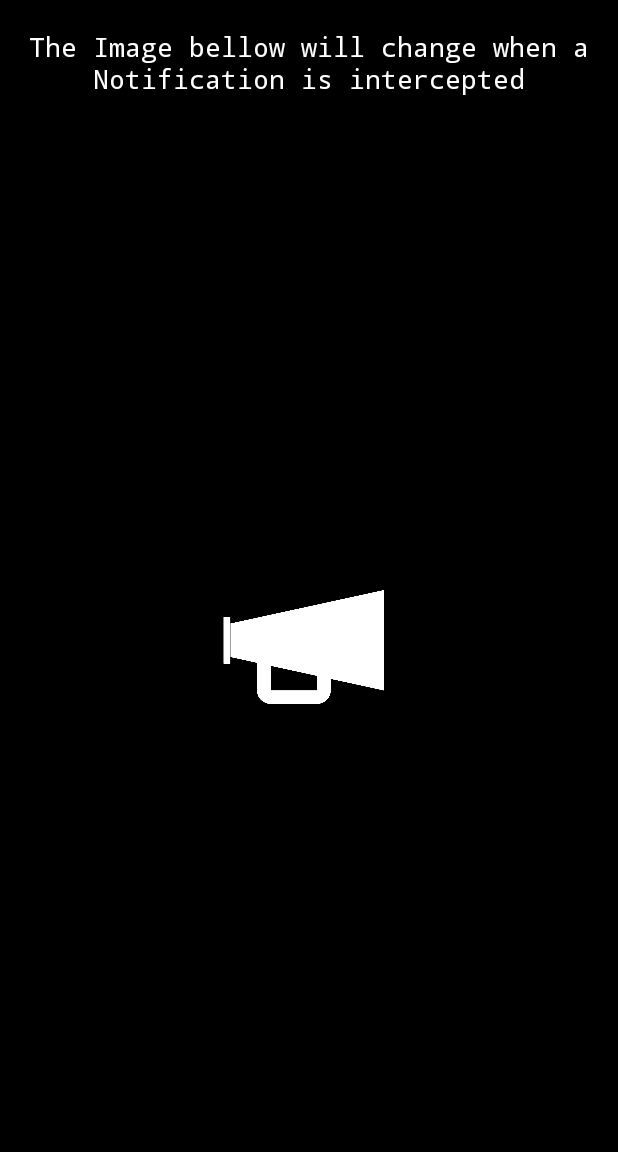
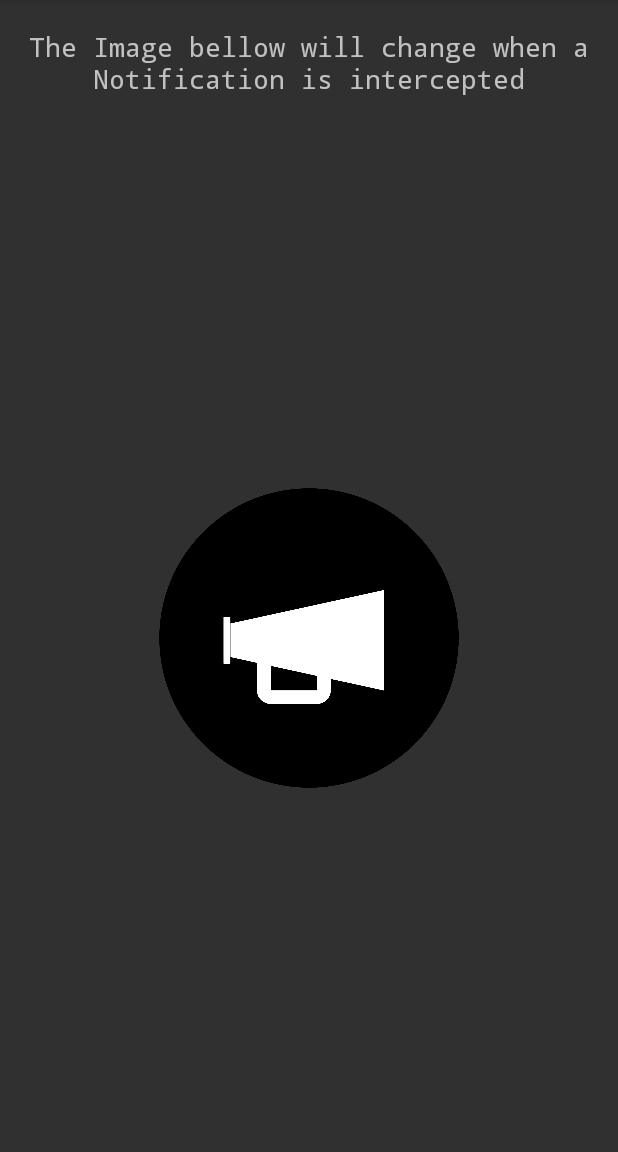
Before and after one commit to Chagall/notification-listener-service-example, an Android app: the screen it shows after launch (MainActivity), on a phone screen of 412 x 824 dp, the part 84-1236 px from its top. Run offline under Robolectric (Android 15) with nearby library versions, the phone set to English and light mode, and no system bars.

Commit message:
Updated stuff...

```diff
--- a/app/src/main/java/com/github/chagall/notificationlistenerexample/MainActivity.java
+++ b/app/src/main/java/com/github/chagall/notificationlistenerexample/MainActivity.java
@@ -2,28 +2,26 @@ package com.github.chagall.notificationlistenerexample;
 
 import android.app.AlertDialog;
 import android.content.BroadcastReceiver;
-import android.content.ComponentName;
 import android.content.Context;
 import android.content.DialogInterface;
 import android.content.Intent;
 import android.content.IntentFilter;
-import android.provider.Settings;
+import android.os.Bundle;
+import android.support.v4.app.NotificationManagerCompat;
 import android.support.v7.app.AppCompatActivity;
-import android.os.Bundle;
-import android.text.TextUtils;
 import android.widget.ImageView;
 
 /**
  * MIT License
- *
- *  Copyright (c) 2016 Fábio Alves Martins Pereira (Chagall)
- *
+ * <p>
+ * Copyright (c) 2016 Fábio Alves Martins Pereira (Chagall)
+ * <p>
  * Permission is hereby granted, free of charge, to any person obtaining a copy
  * of this software and associated documentation files (the "Software"), to deal
  * in the Software without restriction, including without limitation the rights
  * to use, copy, modify, merge, publish, distribute, sublicense, and/or sell
  * copies of the Software, and to permit persons to whom the Software is
- *
+ * <p>
  * THE SOFTWARE IS PROVIDED "AS IS", WITHOUT WARRANTY OF ANY KIND, EXPRESS OR
  * IMPLIED, INCLUDING BUT NOT LIMITED TO THE WARRANTIES OF MERCHANTABILITY,
  * FITNESS FOR A PARTICULAR PURPOSE AND NONINFRINGEMENT. IN NO EVENT SHALL THE
@@ -33,13 +31,10 @@ import android.widget.ImageView;
  * SOFTWARE.
  */
 public class MainActivity extends AppCompatActivity {
-
-    private static final String ENABLED_NOTIFICATION_LISTENERS = "enabled_notification_listeners";
     private static final String ACTION_NOTIFICATION_LISTENER_SETTINGS = "android.settings.ACTION_NOTIFICATION_LISTENER_SETTINGS";
 
     private ImageView interceptedNotificationImageView;
     private ImageChangeBroadcastReceiver imageChangeBroadcastReceiver;
-    private AlertDialog enableNotificationListenerAlertDialog;
 
     @Override
     protected void onCreate(Bundle savedInstanceState) {
@@ -47,12 +42,11 @@ public class MainActivity extends AppCompatActivity {
         setContentView(R.layout.activity_main);
 
         // Here we get a reference to the image we will modify when a notification is received
-        interceptedNotificationImageView
-                = (ImageView) this.findViewById(R.id.intercepted_notification_logo);
+        interceptedNotificationImageView = this.findViewById(R.id.intercepted_notification_logo);
 
         // If the user did not turn the notification listener service on we prompt him to do so
-        if(!isNotificationServiceEnabled()){
-            enableNotificationListenerAlertDialog = buildNotificationServiceAlertDialog();
+        if (!isNotificationServiceEnabled()) {
+            final AlertDialog enableNotificationListenerAlertDialog = buildNotificationServiceAlertDialog();
             enableNotificationListenerAlertDialog.show();
         }
 
@@ -60,7 +54,7 @@ public class MainActivity extends AppCompatActivity {
         imageChangeBroadcastReceiver = new ImageChangeBroadcastReceiver();
         IntentFilter intentFilter = new IntentFilter();
         intentFilter.addAction("com.github.chagall.notificationlistenerexample");
-        registerReceiver(imageChangeBroadcastReceiver,intentFilter);
+        registerReceiver(imageChangeBroadcastReceiver, intentFilter);
     }
 
     @Override
@@ -72,10 +66,11 @@ public class MainActivity extends AppCompatActivity {
     /**
      * Change Intercepted Notification Image
      * Changes the MainActivity image based on which notification was intercepted
+     *
      * @param notificationCode The intercepted notification code
      */
-    private void changeInterceptedNotificationImage(int notificationCode){
-        switch(notificationCode){
+    private void changeInterceptedNotificationImage(int notificationCode) {
+        switch (notificationCode) {
             case NotificationListenerExampleService.InterceptedNotificationCode.FACEBOOK_CODE:
                 interceptedNotificationImageView.setImageResource(R.drawable.facebook_logo);
                 break;
@@ -95,24 +90,11 @@ public class MainActivity extends AppCompatActivity {
      * Is Notification Service Enabled.
      * Verifies if the notification listener service is enabled.
      * Got it from: https://github.com/kpbird/NotificationListenerService-Example/blob/master/NLSExample/src/main/java/com/kpbird/nlsexample/NLService.java
+     *
      * @return True if enabled, false otherwise.
      */
-    private boolean isNotificationServiceEnabled(){
-        String pkgName = getPackageName();
-        final String flat = Settings.Secure.getString(getContentResolver(),
-                ENABLED_NOTIFICATION_LISTENERS);
-        if (!TextUtils.isEmpty(flat)) {
-            final String[] names = flat.split(":");
-            for (int i = 0; i < names.length; i++) {
-                final ComponentName cn = ComponentName.unflattenFromString(names[i]);
-                if (cn != null) {
-                    if (TextUtils.equals(pkgName, cn.getPackageName())) {
-                        return true;
-                    }
-                }
-            }
-        }
-        return false;
+    private boolean isNotificationServiceEnabled() {
+        return NotificationManagerCompat.getEnabledListenerPackages(this).contains(getPackageName());
     }
 
     /**
@@ -120,11 +102,11 @@ public class MainActivity extends AppCompatActivity {
      * We use this Broadcast Receiver to notify the Main Activity when
      * a new notification has arrived, so it can properly change the
      * notification image
-     * */
+     */
     public class ImageChangeBroadcastReceiver extends BroadcastReceiver {
         @Override
         public void onReceive(Context context, Intent intent) {
-            int receivedNotificationCode = intent.getIntExtra("Notification Code",-1);
+            int receivedNotificationCode = intent.getIntExtra("Notification Code", -1);
             changeInterceptedNotificationImage(receivedNotificationCode);
         }
     }
@@ -134,9 +116,10 @@ public class MainActivity extends AppCompatActivity {
      * Build Notification Listener Alert Dialog.
      * Builds the alert dialog that pops up if the user has not turned
      * the Notification Listener Service on yet.
+     *
      * @return An alert dialog which leads to the notification enabling screen
      */
-    private AlertDialog buildNotificationServiceAlertDialog(){
+    private AlertDialog buildNotificationServiceAlertDialog() {
         AlertDialog.Builder alertDialogBuilder = new AlertDialog.Builder(this);
         alertDialogBuilder.setTitle(R.string.notification_listener_service);
         alertDialogBuilder.setMessage(R.string.notification_listener_service_explanation);
@@ -153,6 +136,6 @@ public class MainActivity extends AppCompatActivity {
                         // the app. will not work as expected
                     }
                 });
-        return(alertDialogBuilder.create());
+        return (alertDialogBuilder.create());
     }
 }
--- a/app/src/main/res/layout/activity_main.xml
+++ b/app/src/main/res/layout/activity_main.xml
@@ -3,15 +3,13 @@
     xmlns:android="http://schemas.android.com/apk/res/android"
     android:layout_height="match_parent"
     android:layout_width="match_parent"
-    android:orientation="vertical"
-    android:background="@color/black">
+    android:orientation="vertical">
 
     <TextView
         android:layout_width="wrap_content"
         android:layout_height="wrap_content"
-        android:text="@string/image_change_explanaton"
+        android:text="@string/image_change_explanation"
         android:id="@+id/image_change_explanation"
-        android:textColor="@color/white"
         android:layout_marginTop="18.5dp"
         android:layout_marginRight="16dp"
         android:layout_marginLeft="16dp"
--- a/app/src/main/res/values-w820dp/dimens.xml
+++ /dev/null
@@ -1,6 +0,0 @@
-<resources>
-    <!-- Example customization of dimensions originally defined in res/values/dimens.xml
-         (such as screen margins) for screens with more than 820dp of available width. This
-         would include 7" and 10" devices in landscape (~960dp and ~1280dp respectively). -->
-    <dimen name="activity_horizontal_margin">64dp</dimen>
-</resources>
--- a/app/src/main/res/values/colors.xml
+++ b/app/src/main/res/values/colors.xml
@@ -2,7 +2,5 @@
 <resources>
     <color name="colorPrimary">#3949ab</color>
     <color name="colorPrimaryDark">#303f9f</color>
-    <color name="colorAccent">#311b92</color>
-    <color name="black">#000000</color>
-    <color name="white">#ffffff</color>
+    <color name="colorAccent">#815be2</color>
 </resources>
--- a/app/src/main/res/values/dimens.xml
+++ /dev/null
@@ -1,5 +0,0 @@
-<resources>
-    <!-- Default screen margins, per the Android Design guidelines. -->
-    <dimen name="activity_horizontal_margin">16dp</dimen>
-    <dimen name="activity_vertical_margin">16dp</dimen>
-</resources>
--- a/app/src/main/res/values/strings.xml
+++ b/app/src/main/res/values/strings.xml
@@ -2,14 +2,14 @@
 
     <string name="app_name">NotificationListenerExample</string>
     <string name="service_label">NotificationListenerExampleService</string>
-    <string name="image_change_explanaton">The Image bellow will change when a Notification is intercepted</string>
+    <string name="image_change_explanation">The Image bellow will change when a Notification is intercepted</string>
 
     <!-- Placeholder string for if the image doesn't load -->
     <string name="notification_logo">Intercepted Notification Logo</string>
 
     <!-- Strings related to the Alert Dialog -->
     <string name="notification_listener_service">"Notification Listener Service"</string>
-    <string name="notification_listener_service_explanation">"For the the app. to work you need to enable the Notification Listener Service. Enable it now?"</string>
+    <string name="notification_listener_service_explanation">"For the app. to work you need to enable the Notification Listener Service. Enable it now?"</string>
     <string name="yes">Yes</string>
     <string name="no">No</string>
 
--- a/app/src/main/res/values/styles.xml
+++ b/app/src/main/res/values/styles.xml
@@ -1,7 +1,7 @@
 <resources>
 
   <!-- Base application theme. -->
-    <style name="AppTheme" parent="Theme.AppCompat.Light.DarkActionBar">
+  <style name="AppTheme" parent="Theme.AppCompat">
     <!-- Customize your theme here. -->
     <item name="colorPrimary">@color/colorPrimary</item>
     <item name="colorPrimaryDark">@color/colorPrimaryDark</item>
--- a/build.gradle
+++ b/build.gradle
@@ -6,7 +6,7 @@ buildscript {
         google()
     }
     dependencies {
-        classpath 'com.android.tools.build:gradle:3.4.0'
+        classpath 'com.android.tools.build:gradle:3.4.1'
 
         // NOTE: Do not place your application dependencies here; they belong
         // in the individual module build.gradle files
```
Also changed, not shown: app/build.gradle (+4 -5 lines), app/src/main/AndroidManifest.xml (+8 -13 lines), app/src/main/java/com/github/chagall/notificationlistenerexample/NotificationListenerExampleService.java (+21 -37 lines), app/src/main/res/drawable-nodpi/other_notification_logo.png (renamed from app/src/main/res/drawable-nodpi/other_notification_logo.jpg), 3 other files. Lines whose indentation alone changed are shown as unchanged.
